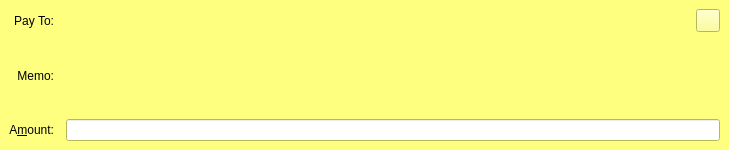
Above: src/qt/forms/sendcoinsentry.ui from cicxcoin/cicoin-old before the change. Below: the same form after it.
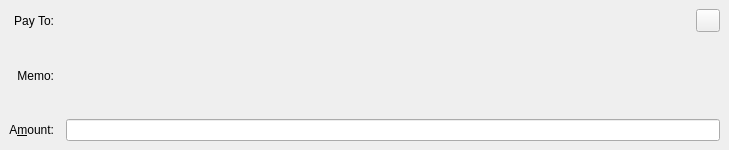
That is the form after the change. The open tabs and pages were chosen to show the change. Icons and pictures are not drawn. Custom widgets are drawn as their Qt base class.

Commit message: Remove palette

```diff
--- a/src/qt/forms/sendcoinsentry.ui
+++ b/src/qt/forms/sendcoinsentry.ui
@@ -217,421 +217,6 @@
    </layout>
   </widget>
   <widget class="QFrame" name="SendCoins_UnauthenticatedPaymentRequest">
-   <property name="palette">
-    <palette>
-     <active>
-      <colorrole role="WindowText">
-       <brush brushstyle="SolidPattern">
-        <color alpha="255">
-         <red>0</red>
-         <green>0</green>
-         <blue>0</blue>
-        </color>
-       </brush>
-      </colorrole>
-      <colorrole role="Button">
-       <brush brushstyle="SolidPattern">
-        <color alpha="255">
-         <red>255</red>
-         <green>255</green>
-         <blue>127</blue>
-        </color>
-       </brush>
-      </colorrole>
-      <colorrole role="Light">
-       <brush brushstyle="SolidPattern">
-        <color alpha="255">
-         <red>255</red>
-         <green>255</green>
-         <blue>255</blue>
-        </color>
-       </brush>
-      </colorrole>
-      <colorrole role="Midlight">
-       <brush brushstyle="SolidPattern">
-        <color alpha="255">
-         <red>255</red>
-         <green>255</green>
-         <blue>191</blue>
-        </color>
-       </brush>
-      </colorrole>
-      <colorrole role="Dark">
-       <brush brushstyle="SolidPattern">
-        <color alpha="255">
-         <red>127</red>
-         <green>127</green>
-         <blue>63</blue>
-        </color>
-       </brush>
-      </colorrole>
-      <colorrole role="Mid">
-       <brush brushstyle="SolidPattern">
-        <color alpha="255">
-         <red>170</red>
-         <green>170</green>
-         <blue>84</blue>
-        </color>
-       </brush>
-      </colorrole>
-      <colorrole role="Text">
-       <brush brushstyle="SolidPattern">
-        <color alpha="255">
-         <red>0</red>
-         <green>0</green>
-         <blue>0</blue>
-        </color>
-       </brush>
-      </colorrole>
-      <colorrole role="BrightText">
-       <brush brushstyle="SolidPattern">
-        <color alpha="255">
-         <red>255</red>
-         <green>255</green>
-         <blue>255</blue>
-        </color>
-       </brush>
-      </colorrole>
-      <colorrole role="ButtonText">
-       <brush brushstyle="SolidPattern">
-        <color alpha="255">
-         <red>0</red>
-         <green>0</green>
-         <blue>0</blue>
-        </color>
-       </brush>
-      </colorrole>
-      <colorrole role="Base">
-       <brush brushstyle="SolidPattern">
-        <color alpha="255">
-         <red>255</red>
-         <green>255</green>
-         <blue>255</blue>
-        </color>
-       </brush>
-      </colorrole>
-      <colorrole role="Window">
-       <brush brushstyle="SolidPattern">
-        <color alpha="255">
-         <red>255</red>
-         <green>255</green>
-         <blue>127</blue>
-        </color>
-       </brush>
-      </colorrole>
-      <colorrole role="Shadow">
-       <brush brushstyle="SolidPattern">
-        <color alpha="255">
-         <red>0</red>
-         <green>0</green>
-         <blue>0</blue>
-        </color>
-       </brush>
-      </colorrole>
-      <colorrole role="AlternateBase">
-       <brush brushstyle="SolidPattern">
-        <color alpha="255">
-         <red>255</red>
-         <green>255</green>
-         <blue>191</blue>
-        </color>
-       </brush>
-      </colorrole>
-      <colorrole role="ToolTipBase">
-       <brush brushstyle="SolidPattern">
-        <color alpha="255">
-         <red>255</red>
-         <green>255</green>
-         <blue>220</blue>
-        </color>
-       </brush>
-      </colorrole>
-      <colorrole role="ToolTipText">
-       <brush brushstyle="SolidPattern">
-        <color alpha="255">
-         <red>0</red>
-         <green>0</green>
-         <blue>0</blue>
-        </color>
-       </brush>
-      </colorrole>
-     </active>
-     <inactive>
-      <colorrole role="WindowText">
-       <brush brushstyle="SolidPattern">
-        <color alpha="255">
-         <red>0</red>
-         <green>0</green>
-         <blue>0</blue>
-        </color>
-       </brush>
-      </colorrole>
-      <colorrole role="Button">
-       <brush brushstyle="SolidPattern">
-        <color alpha="255">
-         <red>255</red>
-         <green>255</green>
-         <blue>127</blue>
-        </color>
-       </brush>
-      </colorrole>
-      <colorrole role="Light">
-       <brush brushstyle="SolidPattern">
-        <color alpha="255">
-         <red>255</red>
-         <green>255</green>
-         <blue>255</blue>
-        </color>
-       </brush>
-      </colorrole>
-      <colorrole role="Midlight">
-       <brush brushstyle="SolidPattern">
-        <color alpha="255">
-         <red>255</red>
-         <green>255</green>
-         <blue>191</blue>
-        </color>
-       </brush>
-      </colorrole>
-      <colorrole role="Dark">
-       <brush brushstyle="SolidPattern">
-        <color alpha="255">
-         <red>127</red>
-         <green>127</green>
-         <blue>63</blue>
-        </color>
-       </brush>
-      </colorrole>
-      <colorrole role="Mid">
-       <brush brushstyle="SolidPattern">
-        <color alpha="255">
-         <red>170</red>
-         <green>170</green>
-         <blue>84</blue>
-        </color>
-       </brush>
-      </colorrole>
-      <colorrole role="Text">
-       <brush brushstyle="SolidPattern">
-        <color alpha="255">
-         <red>0</red>
-         <green>0</green>
-         <blue>0</blue>
-        </color>
-       </brush>
-      </colorrole>
-      <colorrole role="BrightText">
-       <brush brushstyle="SolidPattern">
-        <color alpha="255">
-         <red>255</red>
-         <green>255</green>
-         <blue>255</blue>
-        </color>
-       </brush>
-      </colorrole>
-      <colorrole role="ButtonText">
-       <brush brushstyle="SolidPattern">
-        <color alpha="255">
-         <red>0</red>
-         <green>0</green>
-         <blue>0</blue>
-        </color>
-       </brush>
-      </colorrole>
-      <colorrole role="Base">
-       <brush brushstyle="SolidPattern">
-        <color alpha="255">
-         <red>255</red>
-         <green>255</green>
-         <blue>255</blue>
-        </color>
-       </brush>
-      </colorrole>
-      <colorrole role="Window">
-       <brush brushstyle="SolidPattern">
-        <color alpha="255">
-         <red>255</red>
-         <green>255</green>
-         <blue>127</blue>
-        </color>
-       </brush>
-      </colorrole>
-      <colorrole role="Shadow">
-       <brush brushstyle="SolidPattern">
-        <color alpha="255">
-         <red>0</red>
-         <green>0</green>
-         <blue>0</blue>
-        </color>
-       </brush>
-      </colorrole>
-      <colorrole role="AlternateBase">
-       <brush brushstyle="SolidPattern">
-        <color alpha="255">
-         <red>255</red>
-         <green>255</green>
-         <blue>191</blue>
-        </color>
-       </brush>
-      </colorrole>
-      <colorrole role="ToolTipBase">
-       <brush brushstyle="SolidPattern">
-        <color alpha="255">
-         <red>255</red>
-         <green>255</green>
-         <blue>220</blue>
-        </color>
-       </brush>
-      </colorrole>
-      <colorrole role="ToolTipText">
-       <brush brushstyle="SolidPattern">
-        <color alpha="255">
-         <red>0</red>
-         <green>0</green>
-         <blue>0</blue>
-        </color>
-       </brush>
-      </colorrole>
-     </inactive>
-     <disabled>
-      <colorrole role="WindowText">
-       <brush brushstyle="SolidPattern">
-        <color alpha="255">
-         <red>127</red>
-         <green>127</green>
-         <blue>63</blue>
-        </color>
-       </brush>
-      </colorrole>
-      <colorrole role="Button">
-       <brush brushstyle="SolidPattern">
-        <color alpha="255">
-         <red>255</red>
-         <green>255</green>
-         <blue>127</blue>
-        </color>
-       </brush>
-      </colorrole>
-      <colorrole role="Light">
-       <brush brushstyle="SolidPattern">
-        <color alpha="255">
-         <red>255</red>
-         <green>255</green>
-         <blue>255</blue>
-        </color>
-       </brush>
-      </colorrole>
-      <colorrole role="Midlight">
-       <brush brushstyle="SolidPattern">
-        <color alpha="255">
-         <red>255</red>
-         <green>255</green>
-         <blue>191</blue>
-        </color>
-       </brush>
-      </colorrole>
-      <colorrole role="Dark">
-       <brush brushstyle="SolidPattern">
-        <color alpha="255">
-         <red>127</red>
-         <green>127</green>
-         <blue>63</blue>
-        </color>
-       </brush>
-      </colorrole>
-      <colorrole role="Mid">
-       <brush brushstyle="SolidPattern">
-        <color alpha="255">
-         <red>170</red>
-         <green>170</green>
-         <blue>84</blue>
-        </color>
-       </brush>
-      </colorrole>
-      <colorrole role="Text">
-       <brush brushstyle="SolidPattern">
-        <color alpha="255">
-         <red>127</red>
-         <green>127</green>
-         <blue>63</blue>
-        </color>
-       </brush>
-      </colorrole>
-      <colorrole role="BrightText">
-       <brush brushstyle="SolidPattern">
-        <color alpha="255">
-         <red>255</red>
-         <green>255</green>
-         <blue>255</blue>
-        </color>
-       </brush>
-      </colorrole>
-      <colorrole role="ButtonText">
-       <brush brushstyle="SolidPattern">
-        <color alpha="255">
-         <red>127</red>
-         <green>127</green>
-         <blue>63</blue>
-        </color>
-       </brush>
-      </colorrole>
-      <colorrole role="Base">
-       <brush brushstyle="SolidPattern">
-        <color alpha="255">
-         <red>255</red>
-         <green>255</green>
-         <blue>127</blue>
-        </color>
-       </brush>
-      </colorrole>
-      <colorrole role="Window">
-       <brush brushstyle="SolidPattern">
-        <color alpha="255">
-         <red>255</red>
-         <green>255</green>
-         <blue>127</blue>
-        </color>
-       </brush>
-      </colorrole>
-      <colorrole role="Shadow">
-       <brush brushstyle="SolidPattern">
-        <color alpha="255">
-         <red>0</red>
-         <green>0</green>
-         <blue>0</blue>
-        </color>
-       </brush>
-      </colorrole>
-      <colorrole role="AlternateBase">
-       <brush brushstyle="SolidPattern">
-        <color alpha="255">
-         <red>255</red>
-         <green>255</green>
-         <blue>127</blue>
-        </color>
-       </brush>
-      </colorrole>
-      <colorrole role="ToolTipBase">
-       <brush brushstyle="SolidPattern">
-        <color alpha="255">
-         <red>255</red>
-         <green>255</green>
-         <blue>220</blue>
-        </color>
-       </brush>
-      </colorrole>
-      <colorrole role="ToolTipText">
-       <brush brushstyle="SolidPattern">
-        <color alpha="255">
-         <red>0</red>
-         <green>0</green>
-         <blue>0</blue>
-        </color>
-       </brush>
-      </colorrole>
-     </disabled>
-    </palette>
-   </property>
    <property name="toolTip">
     <string>This is an unauthenticated payment request.</string>
    </property>
```
